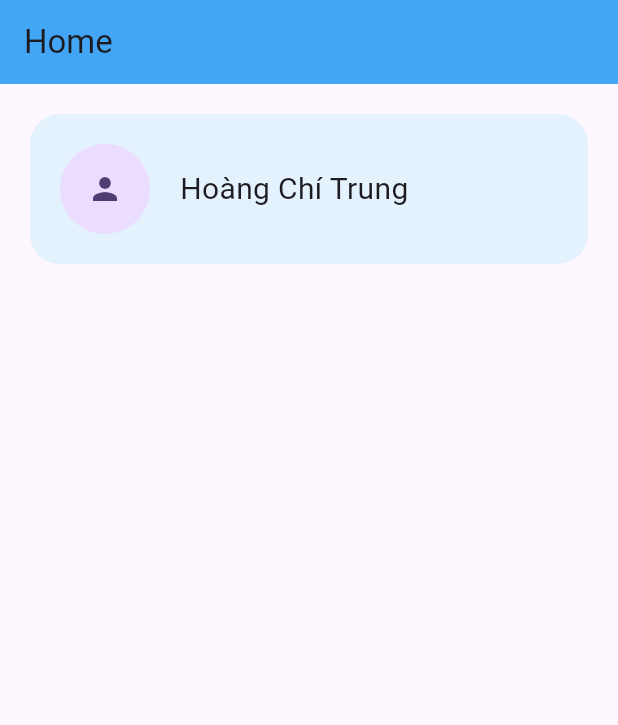
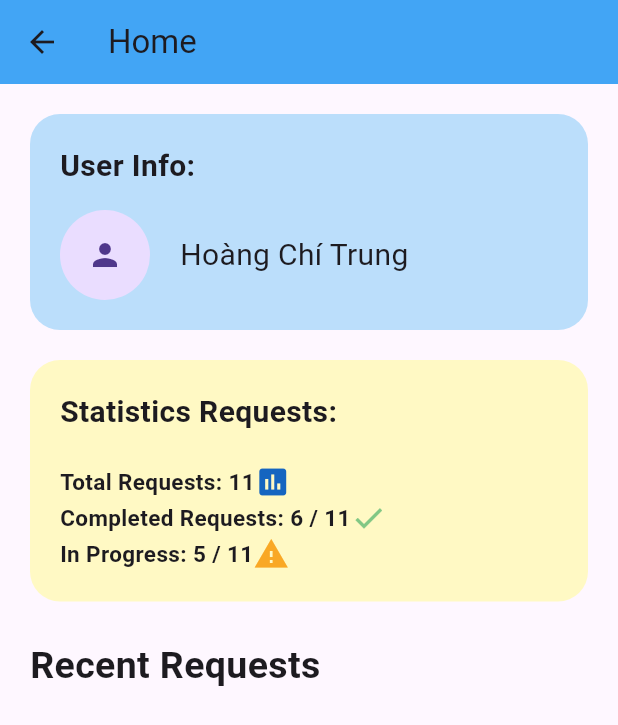
Before and after one commit to hoangchitrung/helpdesk-support-request-management, a Flutter app: the HomeScreen screen opened directly, on a phone screen of 412 x 824 dp. Shown: the top 725 px of the screen. Run offline on Flutter 3.47's test engine with Material 3 defaults, Android fonts, the phone set to English and light mode, and no system bars; our stand-ins replace cloud_firestore, firebase_auth, firebase_core; accounts and stored records are empty; generated files the repository leaves out were written again.

```diff
--- a/src/lib/screens/auth/register_screen.dart
+++ b/src/lib/screens/auth/register_screen.dart
@@ -2,6 +2,8 @@ import 'package:flutter/material.dart';
 import 'package:src/screens/auth/login_screen.dart';
 
 class RegisterScreen extends StatefulWidget {
+  const RegisterScreen({super.key});
+
   @override
   State<StatefulWidget> createState() {
     return _RegisterScreenState();
--- a/src/lib/screens/dashboard/home_screen.dart
+++ b/src/lib/screens/dashboard/home_screen.dart
@@ -17,20 +17,108 @@ class _HomeScreenState extends State<HomeScreen> {
       body: Padding(
         padding: EdgeInsets.all(20),
         child: Column(
+          crossAxisAlignment: CrossAxisAlignment.start,
           children: [
             Container(
+              // User Info
               padding: EdgeInsets.all(20),
               decoration: BoxDecoration(
-                color: Colors.blue[50],
+                color: Colors.blue[100],
                 borderRadius: BorderRadius.circular(20),
               ),
-              child: Row(
+              child: Column(
                 children: [
-                  CircleAvatar(radius: 30, child: Icon(Icons.person)),
-                  SizedBox(width: 20),
-                  Text("Hoàng Chí Trung", style: TextStyle(fontSize: 20)),
+                  Row(
+                    mainAxisAlignment: MainAxisAlignment.start,
+                    children: [
+                      Text(
+                        "User Info:",
+                        style: TextStyle(
+                          fontSize: 20,
+                          fontWeight: FontWeight.bold,
+                        ),
+                      ),
+                    ],
+                  ),
+                  SizedBox(height: 15),
+                  Row(
+                    children: [
+                      CircleAvatar(radius: 30, child: Icon(Icons.person)),
+                      SizedBox(width: 20),
+                      Text("Hoàng Chí Trung", style: TextStyle(fontSize: 20)),
+                    ],
+                  ),
                 ],
               ),
+            ),
+            SizedBox(height: 20),
+            Container(
+              // Statistic Requests
+              padding: EdgeInsets.all(20),
+              decoration: BoxDecoration(
+                color: Colors.yellow[100],
+                borderRadius: BorderRadius.circular(20),
+              ),
+              child: Column(
+                crossAxisAlignment: CrossAxisAlignment.start,
+                children: [
+                  Text(
+                    "Statistics Requests:",
+                    style: TextStyle(fontSize: 20, fontWeight: FontWeight.bold),
+                  ),
+                  SizedBox(height: 20),
+                  Column(
+                    crossAxisAlignment: CrossAxisAlignment.start,
+                    children: [
+                      Row(
+                        children: [
+                          Text(
+                            "Total Requests: 11",
+                            style: TextStyle(
+                              fontSize: 15,
+                              fontWeight: FontWeight.bold,
+                            ),
+                          ),
+                          Icon(Icons.assessment, color: Colors.blue[800]),
+                        ],
+                      ),
+                      Row(
+                        children: [
+                          Text(
+                            "Completed Requests: 6 / 11",
+                            style: TextStyle(
+                              fontSize: 15,
+                              fontWeight: FontWeight.bold,
+                            ),
+                          ),
+                          Icon(Icons.check, color: Colors.green[300]),
+                        ],
+                      ),
+                      Row(
+                        children: [
+                          Text(
+                            "In Progress: 5 / 11",
+                            style: TextStyle(
+                              fontSize: 15,
+                              fontWeight: FontWeight.bold,
+                            ),
+                          ),
+                          Icon(Icons.warning, color: Colors.yellow[800]),
+                        ],
+                      ),
+                    ],
+                  ),
+                ],
+              ),
+            ),
+            SizedBox(height: 25),
+            Column(
+              children: [
+                Text(
+                  "Recent Requests",
+                  style: TextStyle(fontSize: 25, fontWeight: FontWeight.bold),
+                ),
+              ],
             ),
           ],
         ),
--- a/src/pubspec.yaml
+++ b/src/pubspec.yaml
@@ -35,6 +35,8 @@ dependencies:
   # Use with the CupertinoIcons class for iOS style icons.
   cupertino_icons: ^1.0.8
   firebase_core: ^4.3.0
+  firebase_auth: ^6.1.3
+  cloud_firestore: ^6.1.1
 
 dev_dependencies:
   flutter_test:
```
Also changed, not shown: src/lib/main.dart (+4 -3 lines), src/lib/screens/auth/login_screen.dart (+4 -4 lines), src/lib/services/auth_service.dart (added, +37 -0 lines), src/pubspec.lock, 3 other files.
